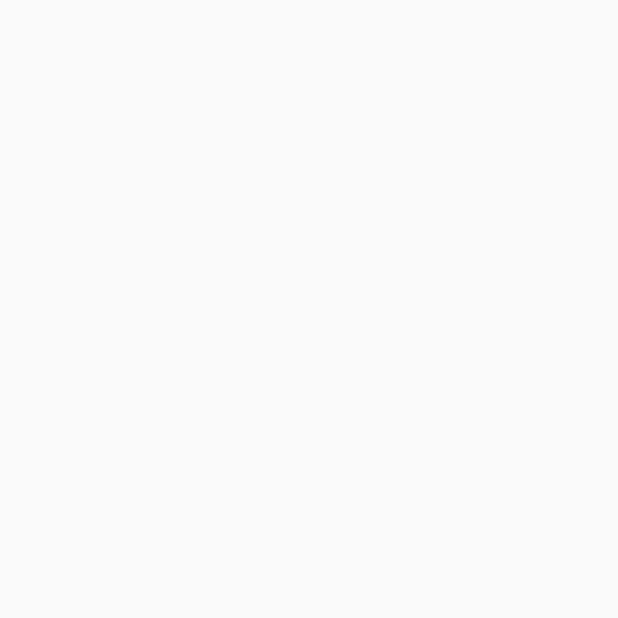
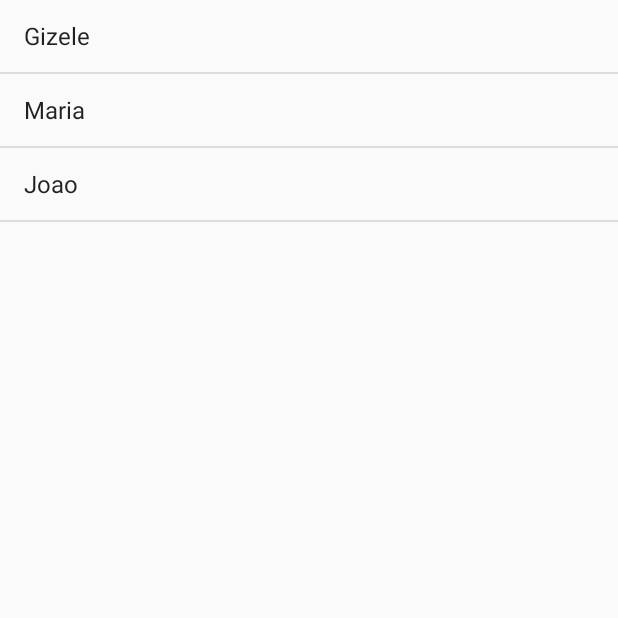
Before and after one commit to gizelecardoso/Android---Alura, an Android app: the screen it shows after launch (MainActivity), on a phone screen of 412 x 824 dp, the top half of it. Before the commit the part shown is empty. Run offline under Robolectric (Android 15) with nearby library versions, the phone set to English and light mode, and no system bars.

Commit message:
Adicionando Views - Trabalhando com Adapter
- Trabalhando com Adapter

```diff
--- a/app/src/main/java/br/com/alura/agenda/MainActivity.java
+++ b/app/src/main/java/br/com/alura/agenda/MainActivity.java
@@ -1,7 +1,45 @@
 package br.com.alura.agenda;
 
 import android.app.Activity;
+import android.os.Bundle;
+import android.view.View;
+import android.widget.ArrayAdapter;
+import android.widget.ListView;
+import android.widget.TextView;
+import android.widget.Toast;
+
+import java.util.ArrayList;
+import java.util.Arrays;
+import java.util.List;
 
 public class MainActivity extends Activity {
 
+    @Override
+    protected void onCreate(Bundle savedInstanceState) {
+        super.onCreate(savedInstanceState);
+        // Toast nao e muito utilizado
+        // Toast.makeText(this, "Gizele Correia", Toast.LENGTH_LONG).show();
+
+        //podemos aplicar atraves da classe TestView
+        //porem nao e muito usual colocar tanta responsabilidade na Activity
+        //precisamos criar um arquivo especifico para isso no RES.
+        //TextView aluno = new TextView(this);
+        //aluno.setText("Gizele Correia");
+
+        setContentView(R.layout.activity_main);
+
+        List<String> alunos = new ArrayList<>(Arrays.asList("Gizele", "Maria", "Joao"));
+
+        //TextView primeiroAluno = findViewById(R.id.textView);
+        //TextView segundoAluno = findViewById(R.id.textView2);
+        //TextView terceiroAluno = findViewById(R.id.textView3);
+
+        //primeiroAluno.setText(alunos.get(0));
+        //segundoAluno.setText(alunos.get(1));
+        //terceiroAluno.setText(alunos.get(2));
+
+        ListView listaDeAlunos = findViewById(R.id.activity_main_lista_de_alunos);
+        listaDeAlunos.setAdapter(new ArrayAdapter<>(this, android.R.layout.simple_list_item_1, alunos));
+
+    }
 }
--- a/app/src/main/res/layout/activity_main.xml
+++ b/app/src/main/res/layout/activity_main.xml
@@ -1,18 +1,10 @@
 <?xml version="1.0" encoding="utf-8"?>
-<androidx.constraintlayout.widget.ConstraintLayout xmlns:android="http://schemas.android.com/apk/res/android"
-    xmlns:app="http://schemas.android.com/apk/res-auto"
-    xmlns:tools="http://schemas.android.com/tools"
-    android:layout_width="match_parent"
-    android:layout_height="match_parent"
-    tools:context=".MainActivity">
+<LinearLayout xmlns:android="http://schemas.android.com/apk/res/android"
+    android:orientation="vertical" android:layout_width="match_parent"
+    android:layout_height="match_parent">
 
-    <TextView
-        android:layout_width="wrap_content"
-        android:layout_height="wrap_content"
-        android:text="Hello World!"
-        app:layout_constraintBottom_toBottomOf="parent"
-        app:layout_constraintLeft_toLeftOf="parent"
-        app:layout_constraintRight_toRightOf="parent"
-        app:layout_constraintTop_toTopOf="parent" />
-
-</androidx.constraintlayout.widget.ConstraintLayout>
+    <ListView
+        android:id="@+id/activity_main_lista_de_alunos"
+        android:layout_width="match_parent"
+        android:layout_height="match_parent" />
+</LinearLayout>
```
